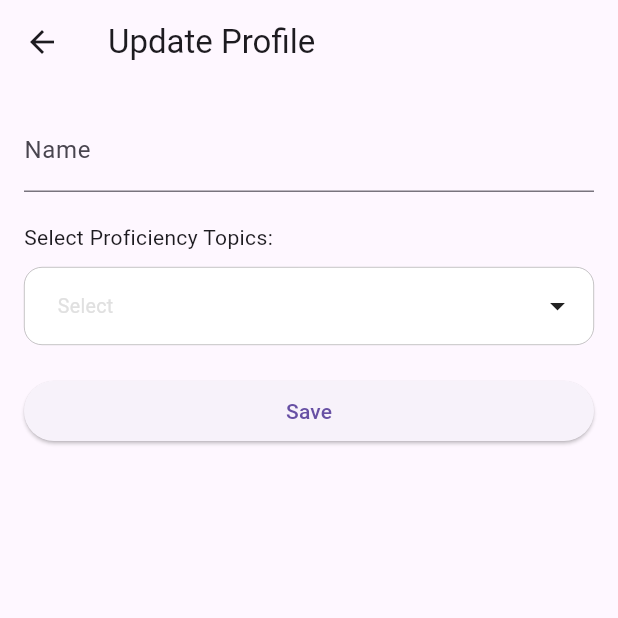
After one commit to Strategists-SWS/OPRS, a Flutter app: the Update screen opened directly, on a phone screen of 412 x 824 dp, the top half of it. The commit adds this screen. Run offline on Flutter 3.47's test engine with Material 3 defaults, Android fonts, the phone set to English and light mode, and no system bars; drawn by our look-alikes of multi_dropdown; our stand-ins replace cloud_firestore, file_picker, firebase_auth, firebase_core, firebase_storage, flutter_login; missing offline and left inert: firebase_ui_auth; accounts and stored records are empty; statements that could not run were skipped.

Commit message:
update profile added

```diff
--- a/oprs/lib/homepage.dart
+++ b/oprs/lib/homepage.dart
@@ -2,6 +2,7 @@ import 'package:flutter/material.dart';
 import 'package:oprs/reviewer.dart';
 import 'package:oprs/sign_in.dart';
 import 'package:oprs/assignedpapers.dart';
+import 'package:oprs/userprofile.dart';
 
 class MyHomePage extends StatefulWidget {
   const MyHomePage({super.key});
@@ -17,6 +18,7 @@ class _MyHomePageState extends State<MyHomePage> {
     const AuthenticationWrapper(),
     const Abc(),
     const ReviewPage(),
+    const Update(),
   ];
 
   @override
@@ -32,6 +34,7 @@ class _MyHomePageState extends State<MyHomePage> {
               Tab(icon: Icon(Icons.favorite), text: 'Submitted Papers'),
               Tab(icon: Icon(Icons.star), text: 'Assigned Papers'),
               Tab(icon: Icon(Icons.book), text: 'Reviewed Papers'),
+              Tab(icon: Icon(Icons.person), text: 'Update Profile'),
             ],
           ),
         ),
--- /dev/null
+++ b/oprs/lib/userprofile.dart
@@ -0,0 +1,95 @@
+import 'package:flutter/material.dart';
+import 'package:multi_dropdown/enum/app_enums.dart';
+import 'package:multi_dropdown/models/chip_config.dart';
+import 'package:multi_dropdown/models/network_config.dart';
+import 'package:multi_dropdown/models/value_item.dart';
+import 'package:multi_dropdown/multiselect_dropdown.dart';
+import 'package:multi_dropdown/widgets/hint_text.dart';
+import 'package:multi_dropdown/widgets/selection_chip.dart';
+import 'package:multi_dropdown/widgets/single_selected_item.dart';
+
+
+class Update extends StatefulWidget {
+  const Update({Key? key}) : super(key: key);
+
+  @override
+  _UpdateState createState() => _UpdateState();
+}
+
+class _UpdateState extends State<Update> {
+  String _name = '';
+  List<String> _selectedTopics = [];
+
+  final List<String> _proficiencyTopics = [
+    'Topic 1',
+    'Topic 2',
+    'Topic 3',
+    // Add more topics as needed
+  ];
+
+  @override
+  Widget build(BuildContext context) {
+    return Scaffold(
+      appBar: AppBar(
+        title: Text('Update Profile'),
+      ),
+      body: Padding(
+        padding: EdgeInsets.all(16.0),
+        child: Column(
+          crossAxisAlignment: CrossAxisAlignment.stretch,
+          children: [
+            TextField(
+              decoration: InputDecoration(labelText: 'Name'),
+              onChanged: (value) {
+                setState(() {
+                  _name = value;
+                });
+              },
+            ),
+            SizedBox(height: 20),
+            Text('Select Proficiency Topics:'),
+            SizedBox(height: 10),
+            MultiSelectDropDown(
+             // showClearIcon: true,
+              //controller: _controller,
+              onOptionSelected: (options) {
+                debugPrint(options.toString());
+              },
+              options: const <ValueItem>[
+                ValueItem(label: 'Option 1', value: '1'),
+                ValueItem(label: 'Option 2', value: '2'),
+                ValueItem(label: 'Option 3', value: '3'),
+                ValueItem(label: 'Option 4', value: '4'),
+                ValueItem(label: 'Option 5', value: '5'),
+                ValueItem(label: 'Option 6', value: '6'),
+                  ValueItem(label: 'Option 7', value: '7'),
+                   ValueItem(label: 'Option 8', value: '8'),
+                    ValueItem(label: 'Option 9', value: '9'),
+                     ValueItem(label: 'Option 10', value: '10'),
+                      ValueItem(label: 'Option 11', value: '11'),
+                       ValueItem(label: 'Option 12', value: '12'),
+              ],
+              maxItems: 200,
+              disabledOptions: const [ValueItem(label: 'Option 1', value: '1')],
+              selectionType: SelectionType.multi,
+              chipConfig: const ChipConfig(wrapType: WrapType.wrap),
+              dropdownHeight: 300,
+              searchEnabled: true,
+              optionTextStyle: const TextStyle(fontSize: 16),
+              selectedOptionIcon: const Icon(Icons.check_circle),
+            ),
+            SizedBox(height: 20),
+            ElevatedButton(
+              onPressed: () {
+                // Save profile or perform necessary actions
+                print('Name: $_name');
+                print('Selected Topics: $_selectedTopics');
+              },
+              child: Text('Save'),
+            ),
+          ],
+        ),
+      ),
+    );
+  }
+}
--- a/oprs/pubspec.yaml
+++ b/oprs/pubspec.yaml
@@ -46,6 +46,7 @@ dependencies:
   firebase_storage: ^11.6.11
   image_picker: ^1.0.7
   url_launcher: ^6.2.5
+  multi_dropdown: ^2.1.4
 
 dev_dependencies:
   flutter_test:
```
Also changed, not shown: oprs/pubspec.lock.
